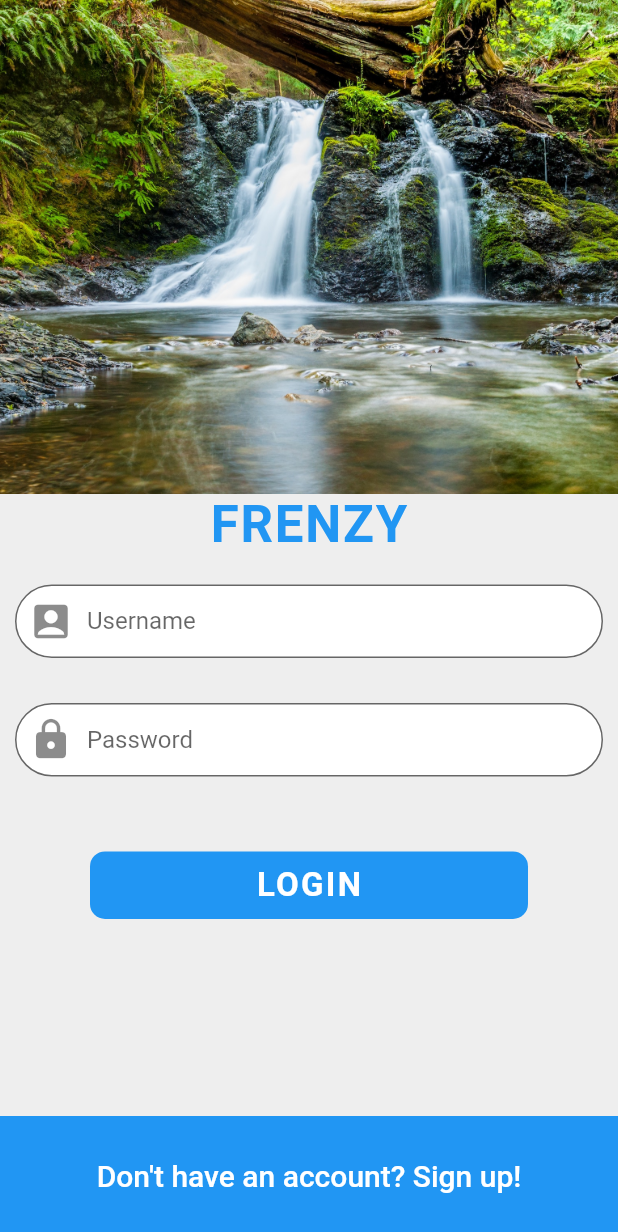
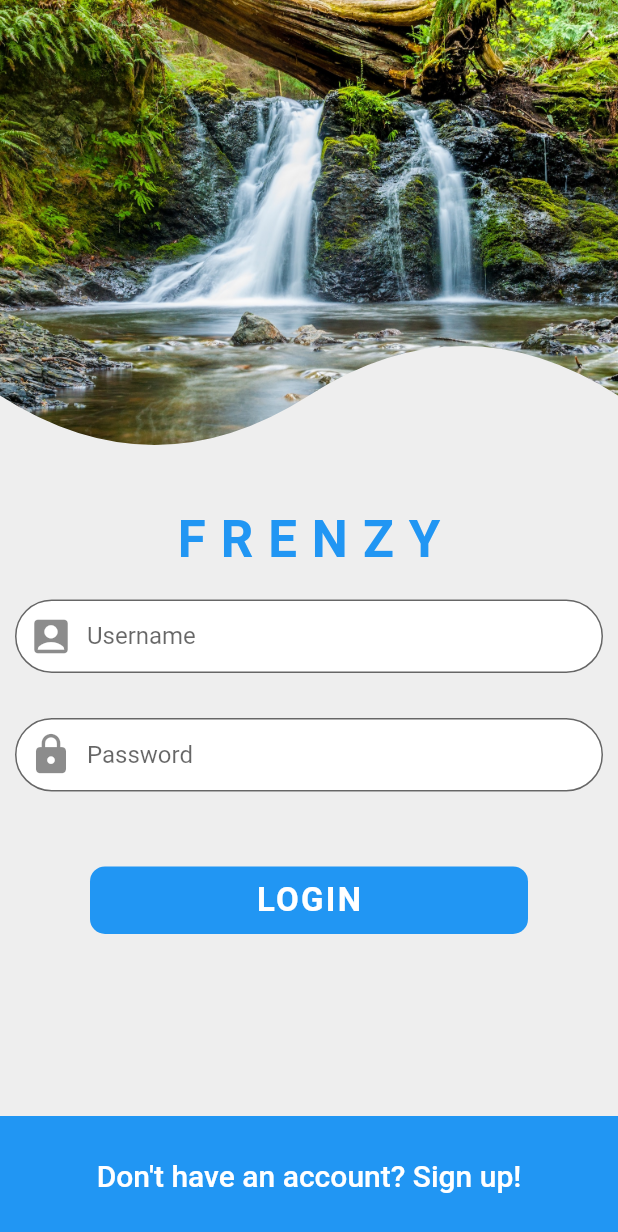
Before and after one commit to devesh0605/socialMediaUI, a Flutter app: the screen it shows after launch, on a phone screen of 412 x 824 dp. Shown: the top 1232 px of the screen. Run offline on Flutter 3.47's test engine with Material 2 defaults, Android fonts, the phone set to English and light mode, and no system bars; our stand-ins replace audioplayers, flip_card.

Commit message:
custom clipper

```diff
--- a/lib/screens/login_screen.dart
+++ b/lib/screens/login_screen.dart
@@ -1,4 +1,5 @@
 import 'package:flutter/material.dart';
+import 'package:social_media_ui/widgets/curved_clipper.dart';
 
 class LoginScreen extends StatefulWidget {
   @override
@@ -18,18 +19,24 @@ class _LoginScreenState extends State<LoginScreen> {
             children: [
               Column(
                 children: [
-                  Image(
-                    width: double.infinity,
-                    fit: BoxFit.cover,
-                    height: MediaQuery.of(context).size.height / 2.5,
-                    image: AssetImage('assets/images/login_background.jpg'),
+                  ClipPath(
+                    clipper: CurvedClipper(),
+                    child: Image(
+                      width: double.infinity,
+                      fit: BoxFit.cover,
+                      height: MediaQuery.of(context).size.height / 2.5,
+                      image: AssetImage('assets/images/login_background.jpg'),
+                    ),
+                  ),
+                  SizedBox(
+                    height: 10,
                   ),
                   Text(
                     'FRENZY',
                     style: TextStyle(
                         fontWeight: FontWeight.bold,
                         fontSize: 34.0,
-                        letterSpacing: 1.2,
+                        letterSpacing: 10,
                         color: Theme.of(context).primaryColor),
                   ),
                   SizedBox(
--- /dev/null
+++ b/lib/widgets/curved_clipper.dart
@@ -0,0 +1,33 @@
+import 'package:flutter/material.dart';
+
+class CurvedClipper extends CustomClipper<Path> {
+  @override
+  Path getClip(Size size) {
+    Path path = Path();
+    path.lineTo(0, 4 * size.height / 5);
+    Offset curvePoint1 = Offset(size.width / 4, size.height);
+    Offset centerPoint1 = Offset(size.width / 2, 4 * size.height / 5);
+    path.quadraticBezierTo(
+      curvePoint1.dx,
+      curvePoint1.dy,
+      centerPoint1.dx,
+      centerPoint1.dy,
+    );
+    Offset curvePoint2 = Offset(3 * size.width / 4, 3 * size.height / 5);
+    Offset centerPoint2 = Offset(size.width, 4 * size.height / 5);
+    path.quadraticBezierTo(
+      curvePoint2.dx,
+      curvePoint2.dy,
+      centerPoint2.dx,
+      centerPoint2.dy,
+    );
+    path.lineTo(size.width, 0);
+    path.close();
+    return path;
+  }
+
+  @override
+  bool shouldReclip(covariant CustomClipper<Path> oldClipper) {
+    return false;
+  }
+}
```
